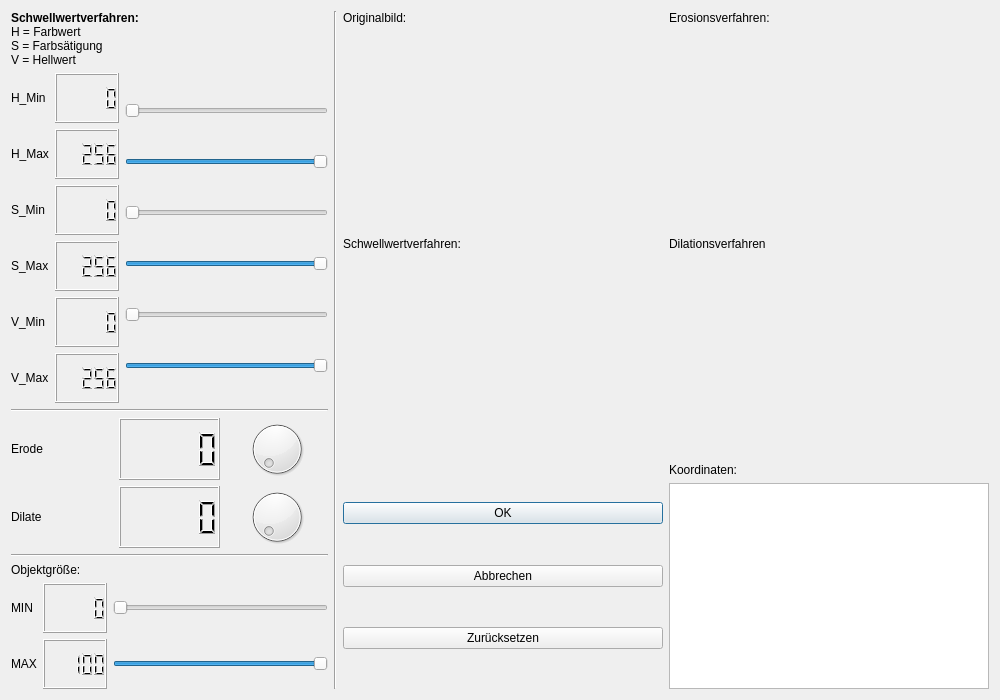
The window that propertieswindow.ui (Softwarebaecker/Tisch) describes before a commit, drawn with Qt 5.
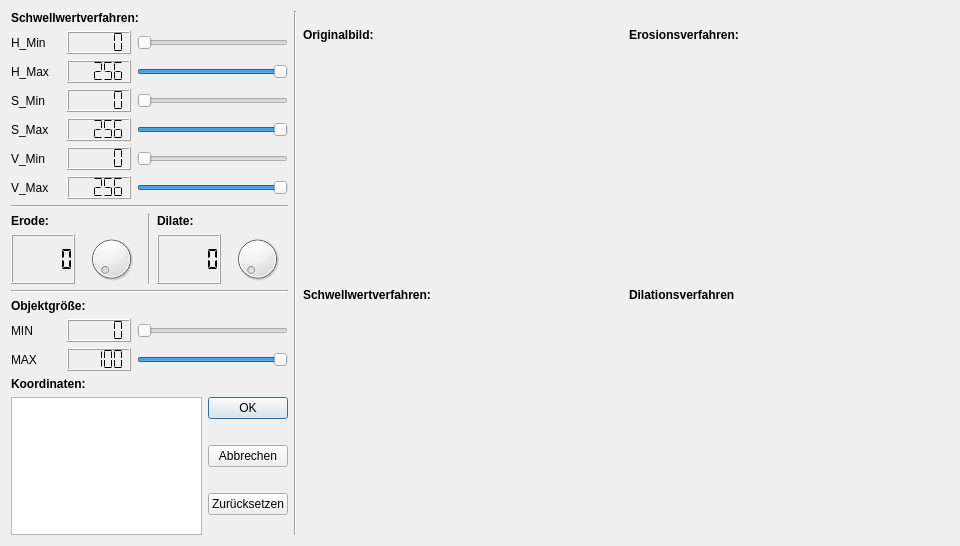
The same window after the commit.

Commit message: Propertifenster geändert

The edit to the form file:
```diff
--- a/propertieswindow.ui
+++ b/propertieswindow.ui
@@ -6,13 +6,16 @@
    <rect>
     <x>0</x>
     <y>0</y>
-    <width>1000</width>
-    <height>700</height>
+    <width>960</width>
+    <height>546</height>
    </rect>
   </property>
   <property name="windowTitle">
    <string>Einstellungen</string>
   </property>
+  <property name="autoFillBackground">
+   <bool>true</bool>
+  </property>
   <layout class="QHBoxLayout" name="horizontalLayout_4">
    <item>
     <layout class="QVBoxLayout" name="verticalLayout_9">
@@ -28,214 +31,322 @@
            <property name="maximumSize">
             <size>
              <width>16777215</width>
-             <height>80</height>
+             <height>30</height>
             </size>
            </property>
            <property name="text">
-            <string>&lt;html&gt;&lt;head/&gt;&lt;body&gt;&lt;p&gt;&lt;span style=&quot; font-weight:600;&quot;&gt;Schwellwertverfahren:&lt;/span&gt; &lt;br&gt;
-H = Farbwert &lt;br&gt;
-S = Farbsätigung&lt;br&gt;
-V = Hellwert&lt;/p&gt;&lt;/body&gt;&lt;/html&gt;</string>
+            <string>&lt;html&gt;&lt;head/&gt;&lt;body&gt;&lt;p&gt;&lt;span style=&quot; font-weight:600;&quot;&gt;Schwellwertverfahren:&lt;/span&gt;&lt;/p&gt;&lt;/body&gt;&lt;/html&gt;</string>
            </property>
           </widget>
          </item>
          <item>
-          <layout class="QHBoxLayout" name="Layout_HSV">
-           <property name="sizeConstraint">
-            <enum>QLayout::SetMaximumSize</enum>
-           </property>
+          <layout class="QVBoxLayout" name="HSV_">
            <item>
-            <layout class="QVBoxLayout" name="verticalLayout_3">
+            <layout class="QHBoxLayout" name="H_MIN">
              <item>
               <widget class="QLabel" name="label_H_MIN">
+               <property name="minimumSize">
+                <size>
+                 <width>50</width>
+                 <height>0</height>
+                </size>
+               </property>
+               <property name="maximumSize">
+                <size>
+                 <width>50</width>
+                 <height>16777215</height>
+                </size>
+               </property>
+               <property name="toolTip">
+                <string>Minimaler Farbwert</string>
+               </property>
                <property name="text">
                 <string>H_Min</string>
                </property>
               </widget>
              </item>
              <item>
+              <widget class="QLCDNumber" name="lcd_H_MIN">
+               <property name="toolTip">
+                <string>Minimaler Farbwert</string>
+               </property>
+               <property name="segmentStyle">
+                <enum>QLCDNumber::Flat</enum>
+               </property>
+               <property name="value" stdset="0">
+                <double>0.000000000000000</double>
+               </property>
+               <property name="intValue" stdset="0">
+                <number>0</number>
+               </property>
+              </widget>
+             </item>
+             <item>
+              <widget class="QSlider" name="slider_H_MIN">
+               <property name="toolTip">
+                <string>Minimaler Farbwert</string>
+               </property>
+               <property name="autoFillBackground">
+                <bool>false</bool>
+               </property>
+               <property name="maximum">
+                <number>256</number>
+               </property>
+               <property name="value">
+                <number>0</number>
+               </property>
+               <property name="orientation">
+                <enum>Qt::Horizontal</enum>
+               </property>
+              </widget>
+             </item>
+            </layout>
+           </item>
+           <item>
+            <layout class="QHBoxLayout" name="H_Max">
+             <item>
               <widget class="QLabel" name="label_H_MAX">
+               <property name="minimumSize">
+                <size>
+                 <width>50</width>
+                 <height>0</height>
+                </size>
+               </property>
+               <property name="maximumSize">
+                <size>
+                 <width>50</width>
+                 <height>16777215</height>
+                </size>
+               </property>
+               <property name="toolTip">
+                <string>Maximaler Farbwert</string>
+               </property>
                <property name="text">
                 <string>H_Max</string>
                </property>
               </widget>
              </item>
              <item>
+              <widget class="QLCDNumber" name="lcd_H_MAX">
+               <property name="toolTip">
+                <string>Maximaler Farbwert</string>
+               </property>
+               <property name="segmentStyle">
+                <enum>QLCDNumber::Flat</enum>
+               </property>
+               <property name="value" stdset="0">
+                <double>256.000000000000000</double>
+               </property>
+               <property name="intValue" stdset="0">
+                <number>256</number>
+               </property>
+              </widget>
+             </item>
+             <item>
+              <widget class="QSlider" name="slider_H_MAX">
+               <property name="toolTip">
+                <string>Maximaler Farbwert</string>
+               </property>
+               <property name="maximum">
+                <number>256</number>
+               </property>
+               <property name="value">
+                <number>256</number>
+               </property>
+               <property name="orientation">
+                <enum>Qt::Horizontal</enum>
+               </property>
+              </widget>
+             </item>
+            </layout>
+           </item>
+           <item>
+            <layout class="QHBoxLayout" name="S_MIN">
+             <item>
               <widget class="QLabel" name="label_S_MIN">
+               <property name="minimumSize">
+                <size>
+                 <width>50</width>
+                 <height>0</height>
+                </size>
+               </property>
+               <property name="maximumSize">
+                <size>
+                 <width>50</width>
+                 <height>16777215</height>
+                </size>
+               </property>
+               <property name="toolTip">
+                <string>Minimale Farbsättigung</string>
+               </property>
                <property name="text">
                 <string>S_Min</string>
                </property>
               </widget>
              </item>
              <item>
+              <widget class="QLCDNumber" name="lcd_S_MIN">
+               <property name="toolTip">
+                <string>Minimale Farbsättigung</string>
+               </property>
+               <property name="segmentStyle">
+                <enum>QLCDNumber::Flat</enum>
+               </property>
+              </widget>
+             </item>
+             <item>
+              <widget class="QSlider" name="slider_S_MIN">
+               <property name="toolTip">
+                <string>Minimale Farbsättigung</string>
+               </property>
+               <property name="maximum">
+                <number>256</number>
+               </property>
+               <property name="orientation">
+                <enum>Qt::Horizontal</enum>
+               </property>
+              </widget>
+             </item>
+            </layout>
+           </item>
+           <item>
+            <layout class="QHBoxLayout" name="S_MAX">
+             <item>
               <widget class="QLabel" name="label_S_MAX">
+               <property name="minimumSize">
+                <size>
+                 <width>50</width>
+                 <height>0</height>
+                </size>
+               </property>
+               <property name="maximumSize">
+                <size>
+                 <width>50</width>
+                 <height>16777215</height>
+                </size>
+               </property>
+               <property name="toolTip">
+                <string>Maximale Farbsättigung</string>
+               </property>
                <property name="text">
                 <string>S_Max</string>
                </property>
               </widget>
              </item>
              <item>
+              <widget class="QLCDNumber" name="lcd_S_MAX">
+               <property name="toolTip">
+                <string>Maximale Farbsättigung</string>
+               </property>
+               <property name="segmentStyle">
+                <enum>QLCDNumber::Flat</enum>
+               </property>
+               <property name="intValue" stdset="0">
+                <number>256</number>
+               </property>
+              </widget>
+             </item>
+             <item>
+              <widget class="QSlider" name="slider_S_MAX">
+               <property name="toolTip">
+                <string>Maximale Farbsättigung</string>
+               </property>
+               <property name="maximum">
+                <number>256</number>
+               </property>
+               <property name="value">
+                <number>256</number>
+               </property>
+               <property name="orientation">
+                <enum>Qt::Horizontal</enum>
+               </property>
+              </widget>
+             </item>
+            </layout>
+           </item>
+           <item>
+            <layout class="QHBoxLayout" name="V_Min">
+             <item>
               <widget class="QLabel" name="label_V_MIN">
+               <property name="minimumSize">
+                <size>
+                 <width>50</width>
+                 <height>0</height>
+                </size>
+               </property>
+               <property name="maximumSize">
+                <size>
+                 <width>50</width>
+                 <height>16777215</height>
+                </size>
+               </property>
+               <property name="toolTip">
+                <string>Minimaler Hellwert</string>
+               </property>
                <property name="text">
                 <string>V_Min</string>
                </property>
               </widget>
              </item>
              <item>
+              <widget class="QLCDNumber" name="lcd_V_MIN">
+               <property name="toolTip">
+                <string>Minimaler Hellwert</string>
+               </property>
+               <property name="segmentStyle">
+                <enum>QLCDNumber::Flat</enum>
+               </property>
+              </widget>
+             </item>
+             <item>
+              <widget class="QSlider" name="slider_V_MIN">
+               <property name="toolTip">
+                <string>Minimaler Hellwert</string>
+               </property>
+               <property name="maximum">
+                <number>256</number>
+               </property>
+               <property name="orientation">
+                <enum>Qt::Horizontal</enum>
+               </property>
+              </widget>
+             </item>
+            </layout>
+           </item>
+           <item>
+            <layout class="QHBoxLayout" name="V_MAX">
+             <item>
               <widget class="QLabel" name="label_V_MAX">
+               <property name="minimumSize">
+                <size>
+                 <width>50</width>
+                 <height>0</height>
+                </size>
+               </property>
+               <property name="maximumSize">
+                <size>
+                 <width>50</width>
+                 <height>16777215</height>
+                </size>
+               </property>
+               <property name="toolTip">
+                <string>Maximaler Hellwert</string>
+               </property>
                <property name="text">
                 <string>V_Max</string>
                </property>
               </widget>
              </item>
-            </layout>
-           </item>
-           <item>
-            <layout class="QVBoxLayout" name="verticalLayout_4">
-             <item>
-              <widget class="QLCDNumber" name="lcd_H_MIN">
-               <property name="minimumSize">
-                <size>
-                 <width>0</width>
-                 <height>50</height>
-                </size>
-               </property>
-               <property name="value" stdset="0">
-                <double>0.000000000000000</double>
-               </property>
-               <property name="intValue" stdset="0">
-                <number>0</number>
-               </property>
-              </widget>
-             </item>
-             <item>
-              <widget class="QLCDNumber" name="lcd_H_MAX">
-               <property name="minimumSize">
-                <size>
-                 <width>0</width>
-                 <height>50</height>
-                </size>
-               </property>
-               <property name="value" stdset="0">
-                <double>256.000000000000000</double>
-               </property>
-               <property name="intValue" stdset="0">
-                <number>256</number>
-               </property>
-              </widget>
-             </item>
-             <item>
-              <widget class="QLCDNumber" name="lcd_S_MIN">
-               <property name="minimumSize">
-                <size>
-                 <width>0</width>
-                 <height>50</height>
-                </size>
-               </property>
-              </widget>
-             </item>
-             <item>
-              <widget class="QLCDNumber" name="lcd_S_MAX">
-               <property name="minimumSize">
-                <size>
-                 <width>0</width>
-                 <height>50</height>
-                </size>
-               </property>
-               <property name="intValue" stdset="0">
-                <number>256</number>
-               </property>
-              </widget>
-             </item>
-             <item>
-              <widget class="QLCDNumber" name="lcd_V_MIN">
-               <property name="minimumSize">
-                <size>
-                 <width>0</width>
-                 <height>50</height>
-                </size>
-               </property>
-              </widget>
-             </item>
              <item>
               <widget class="QLCDNumber" name="lcd_V_MAX">
-               <property name="minimumSize">
-                <size>
-                 <width>0</width>
-                 <height>50</height>
-                </size>
+               <property name="toolTip">
+                <string>Maximaler Hellwert</string>
+               </property>
+               <property name="segmentStyle">
+                <enum>QLCDNumber::Flat</enum>
                </property>
                <property name="intValue" stdset="0">
                 <number>256</number>
-               </property>
-              </widget>
-             </item>
-            </layout>
-           </item>
-           <item>
-            <layout class="QVBoxLayout" name="verticalLayout_2">
-             <property name="sizeConstraint">
-              <enum>QLayout::SetMaximumSize</enum>
-             </property>
-             <item>
-              <widget class="QSlider" name="slider_H_MIN">
-               <property name="autoFillBackground">
-                <bool>false</bool>
-               </property>
-               <property name="maximum">
-                <number>256</number>
-               </property>
-               <property name="value">
-                <number>0</number>
-               </property>
-               <property name="orientation">
-                <enum>Qt::Horizontal</enum>
-               </property>
-              </widget>
-             </item>
-             <item>
-              <widget class="QSlider" name="slider_H_MAX">
-               <property name="maximum">
-                <number>256</number>
-               </property>
-               <property name="value">
-                <number>256</number>
-               </property>
-               <property name="orientation">
-                <enum>Qt::Horizontal</enum>
-               </property>
-              </widget>
-             </item>
-             <item>
-              <widget class="QSlider" name="slider_S_MIN">
-               <property name="maximum">
-                <number>256</number>
-               </property>
-               <property name="orientation">
-                <enum>Qt::Horizontal</enum>
-               </property>
-              </widget>
-             </item>
-             <item>
-              <widget class="QSlider" name="slider_S_MAX">
-               <property name="maximum">
-                <number>256</number>
-               </property>
-               <property name="value">
-                <number>256</number>
-               </property>
-               <property name="orientation">
-                <enum>Qt::Horizontal</enum>
-               </property>
-              </widget>
-             </item>
-             <item>
-              <widget class="QSlider" name="slider_V_MIN">
-               <property name="maximum">
-                <number>256</number>
-               </property>
-               <property name="orientation">
-                <enum>Qt::Horizontal</enum>
                </property>
               </widget>
              </item>
@@ -280,94 +391,135 @@
               <enum>QLayout::SetMaximumSize</enum>
              </property>
              <item>
-              <layout class="QHBoxLayout" name="horizontalLayout_2">
-               <property name="sizeConstraint">
-                <enum>QLayout::SetMinimumSize</enum>
-               </property>
+              <layout class="QHBoxLayout" name="horizontalLayout_7">
                <item>
-                <widget class="QLabel" name="label_Erode">
-                 <property name="maximumSize">
-                  <size>
-                   <width>16777215</width>
-                   <height>16777215</height>
-                  </size>
-                 </property>
-                 <property name="text">
-                  <string>Erode</string>
-                 </property>
-                </widget>
+                <layout class="QVBoxLayout" name="verticalLayout_2">
+                 <item>
+                  <widget class="QLabel" name="label_Erode">
+                   <property name="maximumSize">
+                    <size>
+                     <width>16777215</width>
+                     <height>16777215</height>
+                    </size>
+                   </property>
+                   <property name="text">
+                    <string>&lt;html&gt;&lt;head/&gt;&lt;body&gt;&lt;p&gt;&lt;span style=&quot; font-weight:600;&quot;&gt;Erode:&lt;/span&gt;&lt;/p&gt;&lt;/body&gt;&lt;/html&gt;</string>
+                   </property>
+                  </widget>
+                 </item>
+                 <item>
+                  <layout class="QHBoxLayout" name="horizontalLayout_2">
+                   <property name="sizeConstraint">
+                    <enum>QLayout::SetMinimumSize</enum>
+                   </property>
+                   <item>
+                    <widget class="QLCDNumber" name="lcd_Erode">
+                     <property name="font">
+                      <font>
+                       <pointsize>12</pointsize>
+                      </font>
+                     </property>
+                     <property name="segmentStyle">
+                      <enum>QLCDNumber::Flat</enum>
+                     </property>
+                    </widget>
+                   </item>
+                   <item>
+                    <widget class="QDial" name="dial_Erode">
+                     <property name="maximumSize">
+                      <size>
+                       <width>16777215</width>
+                       <height>70</height>
+                      </size>
+                     </property>
+                     <property name="minimum">
+                      <number>1</number>
+                     </property>
+                     <property name="maximum">
+                      <number>30</number>
+                     </property>
+                     <property name="pageStep">
+                      <number>5</number>
+                     </property>
+                     <property name="orientation">
+                      <enum>Qt::Horizontal</enum>
+                     </property>
+                    </widget>
+                   </item>
+                  </layout>
+                 </item>
+                </layout>
                </item>
                <item>
-                <widget class="QLCDNumber" name="lcd_Erode">
-                 <property name="maximumSize">
-                  <size>
-                   <width>16777215</width>
-                   <height>70</height>
-                  </size>
+                <widget class="Line" name="line_4">
+                 <property name="autoFillBackground">
+                  <bool>false</bool>
                  </property>
-                </widget>
-               </item>
-               <item>
-                <widget class="QDial" name="dial_Erode">
-                 <property name="maximumSize">
-                  <size>
-                   <width>16777215</width>
-                   <height>70</height>
-                  </size>
+                 <property name="orientation">
+                  <enum>Qt::Vertical</enum>
                  </property>
-                 <property name="minimum">
-                  <number>1</number>
-                 </property>
-                 <property name="maximum">
-                  <number>50</number>
-                 </property>
                 </widget>
                </item>
-              </layout>
-             </item>
-             <item>
-              <layout class="QHBoxLayout" name="horizontalLayout_3">
-               <property name="sizeConstraint">
-                <enum>QLayout::SetMinimumSize</enum>
-               </property>
                <item>
-                <widget class="QLabel" name="label_Dilate">
-                 <property name="maximumSize">
-                  <size>
-                   <width>16777215</width>
-                   <height>16777215</height>
-                  </size>
-                 </property>
-                 <property name="text">
-                  <string>Dilate</string>
-                 </property>
-                </widget>
-               </item>
-               <item>
-                <widget class="QLCDNumber" name="lcd_Dilate">
-                 <property name="maximumSize">
-                  <size>
-                   <width>16777215</width>
-                   <height>70</height>
-                  </size>
-                 </property>
-                </widget>
-               </item>
-               <item>
-                <widget class="QDial" name="dial_Dilate">
-                 <property name="maximumSize">
-                  <size>
-                   <width>16777215</width>
-                   <height>70</height>
-                  </size>
-                 </property>
-                 <property name="minimum">
-                  <number>1</number>
-                 </property>
-                 <property name="maximum">
-                  <number>50</number>
-                 </property>
-                </widget>
+                <layout class="QVBoxLayout" name="verticalLayout_3">
+                 <item>
+                  <widget class="QLabel" name="label_Dilate">
+                   <property name="maximumSize">
+                    <size>
+                     <width>16777215</width>
+                     <height>16777215</height>
+                    </size>
+                   </property>
+                   <property name="text">
+                    <string>&lt;html&gt;&lt;head/&gt;&lt;body&gt;&lt;p&gt;&lt;span style=&quot; font-weight:600;&quot;&gt;Dilate:&lt;/span&gt;&lt;/p&gt;&lt;/body&gt;&lt;/html&gt;</string>
+                   </property>
+                  </widget>
+                 </item>
+                 <item>
+                  <layout class="QHBoxLayout" name="horizontalLayout_3">
+                   <property name="sizeConstraint">
+                    <enum>QLayout::SetMinimumSize</enum>
+                   </property>
+                   <item>
+                    <widget class="QLCDNumber" name="lcd_Dilate">
+                     <property name="font">
+                      <font>
+                       <pointsize>9</pointsize>
+                      </font>
+                     </property>
+                     <property name="smallDecimalPoint">
+                      <bool>false</bool>
+                     </property>
+                     <property name="segmentStyle">
+                      <enum>QLCDNumber::Flat</enum>
+                     </property>
+                    </widget>
+                   </item>
+                   <item>
+                    <widget class="QDial" name="dial_Dilate">
+                     <property name="maximumSize">
+                      <size>
+                       <width>16777215</width>
+                       <height>70</height>
+                      </size>
+                     </property>
+                     <property name="minimum">
+                      <number>1</number>
+                     </property>
+                     <property name="maximum">
+                      <number>30</number>
+                     </property>
+                     <property name="pageStep">
+                      <number>5</number>
+                     </property>
+                     <property name="orientation">
+                      <enum>Qt::Horizontal</enum>
+                     </property>
+                    </widget>
+                   </item>
+                  </layout>
+                 </item>
+                </layout>
                </item>
               </layout>
              </item>
@@ -380,8 +532,14 @@
              </item>
              <item>
               <widget class="QLabel" name="label_7">
+               <property name="maximumSize">
+                <size>
+                 <width>16777215</width>
+                 <height>30</height>
+                </size>
+               </property>
                <property name="text">
-                <string>Objektgröße:</string>
+                <string>&lt;html&gt;&lt;head/&gt;&lt;body&gt;&lt;p&gt;&lt;span style=&quot; font-weight:600;&quot;&gt;Objektgröße:&lt;/span&gt;&lt;/p&gt;&lt;/body&gt;&lt;/html&gt;</string>
                </property>
               </widget>
              </item>
@@ -392,6 +550,18 @@
                </property>
                <item>
                 <widget class="QLabel" name="label_BLUB_MIN">
+                 <property name="minimumSize">
+                  <size>
+                   <width>50</width>
+                   <height>0</height>
+                  </size>
+                 </property>
+                 <property name="maximumSize">
+                  <size>
+                   <width>50</width>
+                   <height>16777215</height>
+                  </size>
+                 </property>
                  <property name="text">
                   <string>MIN </string>
                  </property>
@@ -399,11 +569,8 @@
                </item>
                <item>
                 <widget class="QLCDNumber" name="lcd_BLUB_MIN">
-                 <property name="minimumSize">
-                  <size>
-                   <width>0</width>
-                   <height>50</height>
-                  </size>
+                 <property name="segmentStyle">
+                  <enum>QLCDNumber::Flat</enum>
                  </property>
                 </widget>
                </item>
@@ -432,6 +599,18 @@
                </property>
                <item>
                 <widget class="QLabel" name="label_BLUB_MAX">
+                 <property name="minimumSize">
+                  <size>
+                   <width>50</width>
+                   <height>0</height>
+                  </size>
+                 </property>
+                 <property name="maximumSize">
+                  <size>
+                   <width>50</width>
+                   <height>16777215</height>
+                  </size>
+                 </property>
                  <property name="text">
                   <string>MAX</string>
                  </property>
@@ -439,11 +618,8 @@
                </item>
                <item>
                 <widget class="QLCDNumber" name="lcd_BLUB_MAX">
-                 <property name="minimumSize">
-                  <size>
-                   <width>0</width>
-                   <height>50</height>
-                  </size>
+                 <property name="segmentStyle">
+                  <enum>QLCDNumber::Flat</enum>
                  </property>
                  <property name="intValue" stdset="0">
                   <number>100</number>
@@ -455,7 +631,7 @@
                  <property name="minimumSize">
                   <size>
                    <width>0</width>
-                   <height>47</height>
+                   <height>0</height>
                   </size>
                  </property>
                  <property name="minimum">
@@ -484,12 +660,68 @@
            </item>
           </layout>
          </item>
+         <item>
+          <layout class="QHBoxLayout" name="KoordinatenButton">
+           <item>
+            <layout class="QVBoxLayout" name="Koordinaten">
+             <item>
+              <widget class="QLabel" name="label_5">
+               <property name="text">
+                <string>&lt;html&gt;&lt;head/&gt;&lt;body&gt;&lt;p&gt;&lt;span style=&quot; font-weight:600;&quot;&gt;Koordinaten:&lt;/span&gt;&lt;/p&gt;&lt;/body&gt;&lt;/html&gt;</string>
+               </property>
+              </widget>
+             </item>
+             <item>
+              <widget class="QTextEdit" name="textEdit">
+               <property name="minimumSize">
+                <size>
+                 <width>80</width>
+                 <height>100</height>
+                </size>
+               </property>
+              </widget>
+             </item>
+            </layout>
+           </item>
+           <item>
+            <layout class="QVBoxLayout" name="Button">
+             <item>
+              <widget class="QPushButton" name="button_OK">
+               <property name="text">
+                <string>OK</string>
+               </property>
+              </widget>
+             </item>
+             <item>
+              <widget class="QPushButton" name="button_cancel">
+               <property name="text">
+                <string>Abbrechen</string>
+               </property>
+              </widget>
+             </item>
+             <item>
+              <widget class="QPushButton" name="button_reset">
+               <property name="text">
+                <string>Zurücksetzen</string>
+               </property>
+              </widget>
+             </item>
+            </layout>
+           </item>
+          </layout>
+         </item>
         </layout>
        </item>
        <item>
         <layout class="QHBoxLayout" name="horizontalLayout">
          <item>
           <widget class="Line" name="line">
+           <property name="lineWidth">
+            <number>1</number>
+           </property>
+           <property name="midLineWidth">
+            <number>0</number>
+           </property>
            <property name="orientation">
             <enum>Qt::Vertical</enum>
            </property>
@@ -499,8 +731,20 @@
           <layout class="QVBoxLayout" name="verticalLayout_7">
            <item>
             <widget class="QLabel" name="label">
+             <property name="minimumSize">
+              <size>
+               <width>0</width>
+               <height>30</height>
+              </size>
+             </property>
+             <property name="maximumSize">
+              <size>
+               <width>16777215</width>
+               <height>30</height>
+              </size>
+             </property>
              <property name="text">
-              <string>Originalbild:</string>
+              <string>&lt;html&gt;&lt;head/&gt;&lt;body&gt;&lt;p&gt;&lt;span style=&quot; font-weight:600;&quot;&gt;Originalbild:&lt;/span&gt;&lt;/p&gt;&lt;/body&gt;&lt;/html&gt;</string>
              </property>
             </widget>
            </item>
@@ -531,8 +775,20 @@
            </item>
            <item>
             <widget class="QLabel" name="label_2">
+             <property name="minimumSize">
+              <size>
+               <width>0</width>
+               <height>30</height>
+              </size>
+             </property>
+             <property name="maximumSize">
+              <size>
+               <width>16777215</width>
+               <height>30</height>
+              </size>
+             </property>
              <property name="text">
-              <string>Schwellwertverfahren:</string>
+              <string>&lt;html&gt;&lt;head/&gt;&lt;body&gt;&lt;p&gt;&lt;span style=&quot; font-weight:600;&quot;&gt;Schwellwertverfahren:&lt;/span&gt;&lt;/p&gt;&lt;/body&gt;&lt;/html&gt;</string>
              </property>
             </widget>
            </item>
@@ -558,97 +814,26 @@
              </property>
             </widget>
            </item>
-           <item>
-            <spacer name="verticalSpacer_2">
-             <property name="orientation">
-              <enum>Qt::Vertical</enum>
-             </property>
-             <property name="sizeHint" stdset="0">
-              <size>
-               <width>20</width>
-               <height>40</height>
-              </size>
-             </property>
-            </spacer>
-           </item>
-           <item>
-            <layout class="QVBoxLayout" name="verticalLayout_5">
-             <property name="spacing">
-              <number>1</number>
-             </property>
-             <property name="sizeConstraint">
-              <enum>QLayout::SetMinimumSize</enum>
-             </property>
-             <item>
-              <widget class="QPushButton" name="button_OK">
-               <property name="text">
-                <string>OK</string>
-               </property>
-              </widget>
-             </item>
-             <item>
-              <spacer name="verticalSpacer_3">
-               <property name="orientation">
-                <enum>Qt::Vertical</enum>
-               </property>
-               <property name="sizeHint" stdset="0">
-                <size>
-                 <width>20</width>
-                 <height>40</height>
-                </size>
-               </property>
-              </spacer>
-             </item>
-             <item>
-              <widget class="QPushButton" name="button_cancel">
-               <property name="text">
-                <string>Abbrechen</string>
-               </property>
-              </widget>
-             </item>
-             <item>
-              <spacer name="verticalSpacer_4">
-               <property name="orientation">
-                <enum>Qt::Vertical</enum>
-               </property>
-               <property name="sizeHint" stdset="0">
-                <size>
-                 <width>20</width>
-                 <height>40</height>
-                </size>
-               </property>
-              </spacer>
-             </item>
-             <item>
-              <widget class="QPushButton" name="button_reset">
-               <property name="text">
-                <string>Zurücksetzen</string>
-               </property>
-              </widget>
-             </item>
-             <item>
-              <spacer name="verticalSpacer">
-               <property name="orientation">
-                <enum>Qt::Vertical</enum>
-               </property>
-               <property name="sizeHint" stdset="0">
-                <size>
-                 <width>20</width>
-                 <height>40</height>
-                </size>
-               </property>
-              </spacer>
-             </item>
-            </layout>
-           </item>
           </layout>
          </item>
          <item>
           <layout class="QVBoxLayout" name="verticalLayout_8">
            <item>
             <widget class="QLabel" name="label_3">
+             <property name="minimumSize">
+              <size>
+               <width>0</width>
+               <height>30</height>
+              </size>
+             </property>
+             <property name="maximumSize">
+              <size>
+               <width>16777215</width>
+               <height>30</height>
+              </size>
+             </property>
              <property name="text">
-              <string>Erosionsverfahren:</string>
+              <string>&lt;html&gt;&lt;head/&gt;&lt;body&gt;&lt;p&gt;&lt;span style=&quot; font-weight:600;&quot;&gt;Erosionsverfahren:&lt;/span&gt;&lt;/p&gt;&lt;/body&gt;&lt;/html&gt;</string>
              </property>
             </widget>
            </item>
@@ -676,8 +861,20 @@
            </item>
            <item>
             <widget class="QLabel" name="label_4">
+             <property name="minimumSize">
+              <size>
+               <width>0</width>
+               <height>30</height>
+              </size>
+             </property>
+             <property name="maximumSize">
+              <size>
+               <width>16777215</width>
+               <height>30</height>
+              </size>
+             </property>
              <property name="text">
-              <string>Dilationsverfahren</string>
+              <string>&lt;html&gt;&lt;head/&gt;&lt;body&gt;&lt;p&gt;&lt;span style=&quot; font-weight:600;&quot;&gt;Dilationsverfahren&lt;/span&gt;&lt;/p&gt;&lt;/body&gt;&lt;/html&gt;</string>
              </property>
             </widget>
            </item>
@@ -703,23 +900,6 @@
              </property>
             </widget>
            </item>
-           <item>
-            <widget class="QLabel" name="label_5">
-             <property name="text">
-              <string>Koordinaten:</string>
-             </property>
-            </widget>
-           </item>
-           <item>
-            <widget class="QTextEdit" name="textEdit">
-             <property name="minimumSize">
-              <size>
-               <width>320</width>
-               <height>100</height>
-              </size>
-             </property>
-            </widget>
-           </item>
           </layout>
          </item>
         </layout>
```
Left out of the diff: 6 changed lines with no effect on the pictures. The commit also changes 1 other file.
